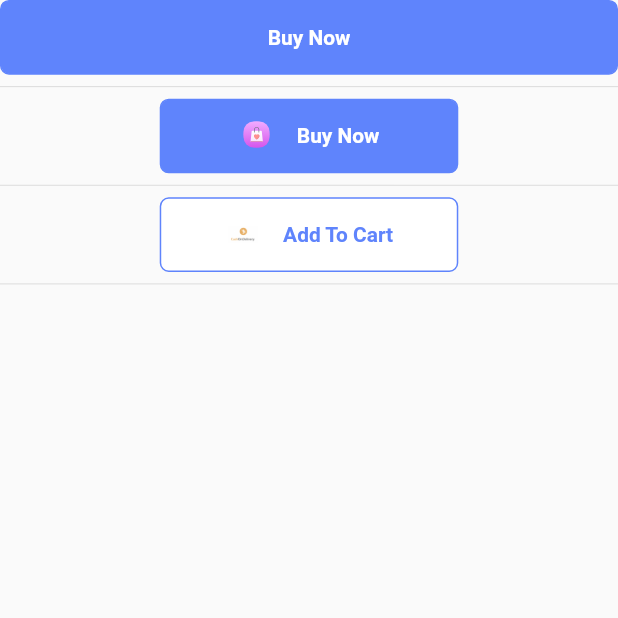
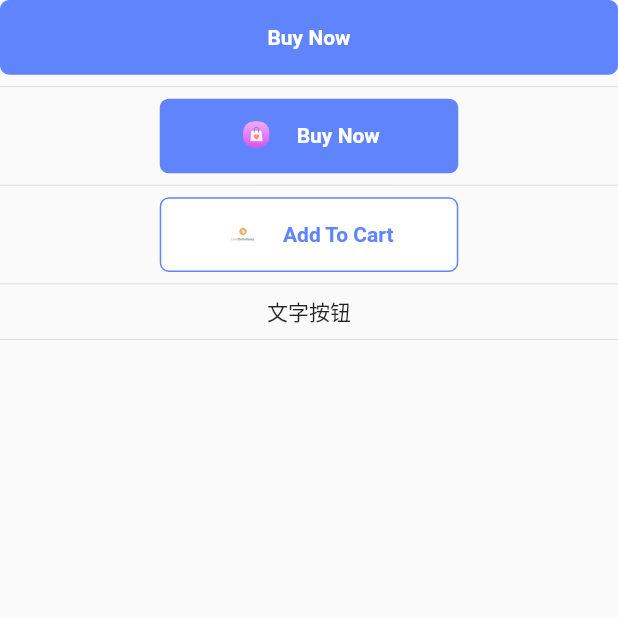
Before and after one commit to codertiany/flutter_woo_commerce_getx_ducafecat, a Flutter app: the screen it shows after launch, on a phone screen of 412 x 824 dp, the top half of it. Run offline on Flutter 3.47's test engine with Material 2 defaults, Android fonts, the light colour scheme and no system bars; drawn by our look-alikes of pull_to_refresh; our stand-ins replace dio, flutter_easyloading, flutter_screenutil, flutter_svg, get, package_info and 2 more.

Commit message:
fix -> `flutter_screenutil` 只在 `pages` 层使用，不写入基础组件

```diff
--- a/lib/common/extension/ex_widget.dart
+++ b/lib/common/extension/ex_widget.dart
@@ -3,7 +3,7 @@ import 'package:flutter/material.dart';
 import 'package:flutter/semantics.dart';
 
 /// 手势 tap
-typedef GestureOnTapChangeCallback = void Function(bool tapState);
+typedef GestureOnTapChangeCallback = void Function<T>(T val);
 
 /// 扩展 Widget
 extension ExWidget on Widget {
@@ -448,18 +448,6 @@ extension ExWidget on Widget {
         constraints: BoxConstraints.tightFor(height: height),
       );
 
-  /// 约束 宽高
-  Widget tight({
-    double? width,
-    double? height,
-    Key? key,
-  }) =>
-      ConstrainedBox(
-        key: key,
-        child: this,
-        constraints: BoxConstraints.tightFor(width: width, height: height),
-      );
-
   /// 限制盒子 最大宽高
   Widget limitedBox({
     Key? key,
@@ -697,6 +685,18 @@ extension ExWidget on Widget {
         child: this,
       );
 
+  /// 约束 宽高
+  Widget tight({
+    double? width,
+    double? height,
+    Key? key,
+  }) =>
+      ConstrainedBox(
+        key: key,
+        child: this,
+        constraints: BoxConstraints.tightFor(width: width, height: height),
+      );
+
   /// transforms Matrix4
   Widget transform({
     Key? key,
--- a/lib/common/style/edge.dart
+++ b/lib/common/style/edge.dart
@@ -1,27 +1,26 @@
 import 'package:flutter/material.dart';
-import 'package:flutter_screenutil/flutter_screenutil.dart';
 
 /// 间距
 class AppEdge {
   /// 卡片内 - 12 上下左右
-  static double get edgeCard => 12.w;
+  static double get edgeCard => 12;
 
   /// 输入框 - 10, 20 上下，左右
   static EdgeInsets get input =>
-      EdgeInsets.symmetric(vertical: 10.h, horizontal: 20.w);
+      const EdgeInsets.symmetric(vertical: 10, horizontal: 20);
 
   /// 列表行 - 10 上下
-  static double get listRow => 10.h;
+  static double get listRow => 10;
 
   /// 页面内 - 16 左右
-  static double get edgePage => 16.w;
+  static double get edgePage => 16;
 
   /// 段落 - 24
-  static double get paragraph => 10.h;
+  static double get paragraph => 10;
 
   /// 标题内容 - 10
-  static double get titleContent => 10.h;
+  static double get titleContent => 10;
 
   /// 图标文字 - 15
-  static double get iconText => 15.w;
+  static double get iconText => 15;
 }
--- a/lib/common/style/radius.dart
+++ b/lib/common/style/radius.dart
@@ -1,7 +1,8 @@
-import 'package:flutter_screenutil/flutter_screenutil.dart';
-
 /// 圆角定义
 class AppRadius {
   /// 按钮圆角
-  static double get button => 6.w;
+  static double get button => 6;
+
+  /// 卡片圆角
+  static double get card => 5;
 }
--- a/lib/common/style/theme.dart
+++ b/lib/common/style/theme.dart
@@ -1,5 +1,4 @@
 import 'package:flutter/material.dart';
-import 'package:flutter_screenutil/flutter_screenutil.dart';
 
 import 'index.dart';
 
--- a/lib/common/widgets/button.dart
+++ b/lib/common/widgets/button.dart
@@ -1,5 +1,4 @@
 import 'package:flutter/material.dart';
-import 'package:flutter_screenutil/flutter_screenutil.dart';
 import 'package:get/get.dart';
 
 import '../extension/index.dart';
@@ -9,9 +8,13 @@ import 'index.dart';
 /// 按钮
 class ButtonWidget extends StatelessWidget {
   final Function()? onTap;
-  final String? text; // 文字
-  final Widget? icon; // 图标
-  final Color? color;
+  final String? text;
+  final double? textSize;
+  final Color? textColor;
+  final FontWeight? textWeight;
+
+  final Widget? textWidget;
+  final Widget? icon;
   final Color? bgColor;
   final Color? borderColor;
 
@@ -19,52 +22,92 @@ class ButtonWidget extends StatelessWidget {
     Key? key,
     this.onTap,
     this.text,
-    this.color,
+    this.textColor,
+    this.textSize,
+    this.textWeight,
+    this.textWidget,
     this.bgColor,
     this.borderColor,
     this.icon,
   }) : super(key: key);
 
   /// 主要
-  ButtonWidget.primary({
+  ButtonWidget.primary(
+    String textString, {
     Key? key,
     this.onTap,
+    this.icon,
     this.text,
-    this.icon,
-  })  : color = Get.theme.colorScheme.onPrimary,
+    this.textColor,
+    this.textSize,
+    this.textWeight,
+  })  : textWidget = TextWidget.button(
+          text: textString,
+          color: Get.theme.colorScheme.onPrimary,
+        ),
         bgColor = Get.theme.colorScheme.primary,
         borderColor = Get.theme.colorScheme.primary,
         super(key: key);
 
   /// 次要
-  ButtonWidget.secondary({
+  ButtonWidget.secondary(
+    String textString, {
     Key? key,
     this.onTap,
+    this.icon,
     this.text,
-    this.icon,
-  })  : color = Get.theme.colorScheme.primary,
+    this.textColor,
+    this.textSize,
+    this.textWeight,
+  })  : textWidget = TextWidget.button(
+          text: textString,
+          color: Get.theme.colorScheme.primary,
+        ),
         bgColor = Get.theme.colorScheme.onSecondary,
         borderColor = Get.theme.colorScheme.primary,
         super(key: key);
 
+  /// 文字
+  const ButtonWidget.text(
+    this.text, {
+    Key? key,
+    this.onTap,
+    this.textColor,
+    this.icon,
+    this.bgColor,
+    this.borderColor,
+    this.textWidget,
+    this.textSize,
+    this.textWeight,
+  }) : super(key: key);
+
   @override
   Widget build(BuildContext context) {
     List<Widget> btns = [];
+    // 图标
     if (icon != null) {
       btns.add(icon!);
     }
+    // 文字
     if (text != null) {
       if (btns.isNotEmpty) {
-        btns.add(SizedBox(
-          width: AppEdge.iconText,
-        ));
+        btns.add(SizedBox(width: AppEdge.iconText));
       }
       btns.add(
-        TextWidget.button(
+        TextWidget(
           text: text!,
-          color: color,
+          size: textSize,
+          color: textColor,
+          weight: textWeight,
         ),
       );
+    }
+    // 文字组件
+    if (textWidget != null) {
+      if (btns.isNotEmpty) {
+        btns.add(SizedBox(width: AppEdge.iconText));
+      }
+      btns.add(textWidget!);
     }
 
     return btns
@@ -72,10 +115,18 @@ class ButtonWidget extends StatelessWidget {
           mainAxisAlignment: MainAxisAlignment.center,
         )
         .decorated(
-            color: bgColor,
-            border: Border.all(
-              color: borderColor ?? Get.theme.colorScheme.primary,
-            ),
-            borderRadius: BorderRadius.all(Radius.circular(AppRadius.button)));
+          color: bgColor,
+          border: borderColor != null
+              ? Border.all(
+                  color: borderColor ?? Get.theme.colorScheme.primary,
+                )
+              : null,
+          borderRadius: BorderRadius.all(
+            Radius.circular(AppRadius.button),
+          ),
+        )
+        .gestures(
+          onTap: onTap,
+        );
   }
 }
--- a/lib/common/widgets/icon.dart
+++ b/lib/common/widgets/icon.dart
@@ -1,6 +1,5 @@
 import 'package:flutter/material.dart';
 import 'package:flutter_svg/flutter_svg.dart';
-import 'package:flutter_screenutil/flutter_screenutil.dart';
 
 /// 图标组件
 class IconWidget extends StatelessWidget {
@@ -28,8 +27,8 @@ class IconWidget extends StatelessWidget {
     this.color,
   })  : icon = Image.asset(
           assetName,
-          width: width ?? size?.w,
-          height: height ?? size?.w,
+          width: width ?? size,
+          height: height ?? size,
           color: color,
           fit: BoxFit.contain,
         ),
@@ -46,8 +45,8 @@ class IconWidget extends StatelessWidget {
     this.color,
   })  : icon = SvgPicture.asset(
           assetName,
-          width: width ?? size?.w,
-          height: height ?? size?.w,
+          width: width ?? size,
+          height: height ?? size,
           color: color,
           fit: BoxFit.contain,
         ),
--- a/lib/common/widgets/text.dart
+++ b/lib/common/widgets/text.dart
@@ -1,5 +1,4 @@
 import 'package:flutter/material.dart';
-import 'package:flutter_screenutil/flutter_screenutil.dart';
 import 'package:get/get.dart';
 
 /// 文字组件
@@ -7,9 +6,26 @@ class TextWidget extends StatelessWidget {
   final String text;
   final TextStyle? style;
   final Color? color;
+  final double? size;
+  final FontWeight? weight;
   final int? maxLines; // 行数
   final bool? softWrap; // 自动换行
   final TextOverflow? overflow; // 溢出
+
+  @override
+  Widget build(BuildContext context) {
+    return Text(
+      text,
+      style: style?.copyWith(
+        color: color,
+        fontSize: size,
+        fontWeight: weight,
+      ),
+      overflow: overflow,
+      maxLines: maxLines,
+      softWrap: softWrap,
+    );
+  }
 
   const TextWidget({
     Key? key,
@@ -19,6 +35,8 @@ class TextWidget extends StatelessWidget {
     this.softWrap = false,
     this.overflow = TextOverflow.clip,
     this.color,
+    this.size,
+    this.weight,
   }) : super(key: key);
 
   /// 文字 - 导航
@@ -29,8 +47,10 @@ class TextWidget extends StatelessWidget {
     this.softWrap = false,
     this.overflow = TextOverflow.clip,
     this.color,
+    this.size,
+    this.weight,
   })  : style = Get.textTheme.headlineSmall?.copyWith(
-          fontSize: Get.textTheme.headlineSmall?.fontSize?.sp,
+          fontSize: Get.textTheme.headlineSmall?.fontSize,
         ),
         super(key: key);
 
@@ -42,8 +62,10 @@ class TextWidget extends StatelessWidget {
     this.softWrap = false,
     this.overflow = TextOverflow.clip,
     this.color,
+    this.size,
+    this.weight,
   })  : style = Get.textTheme.headline6?.copyWith(
-          fontSize: 14.sp,
+          fontSize: 14,
           fontWeight: FontWeight.bold,
         ),
         super(key: key);
@@ -56,8 +78,10 @@ class TextWidget extends StatelessWidget {
     this.softWrap = false,
     this.overflow = TextOverflow.clip,
     this.color,
+    this.size,
+    this.weight,
   })  : style = Get.textTheme.headline5?.copyWith(
-          fontSize: Get.textTheme.headline5?.fontSize?.sp,
+          fontSize: Get.textTheme.headline5?.fontSize,
           fontWeight: FontWeight.bold,
         ),
         super(key: key);
@@ -70,8 +94,10 @@ class TextWidget extends StatelessWidget {
     this.softWrap = false,
     this.overflow = TextOverflow.clip,
     this.color,
+    this.size,
+    this.weight,
   })  : style = Get.textTheme.headline6?.copyWith(
-          fontSize: 18.sp,
+          fontSize: 18,
           fontWeight: FontWeight.w500,
         ),
         super(key: key);
@@ -84,8 +110,10 @@ class TextWidget extends StatelessWidget {
     this.softWrap = false,
     this.overflow = TextOverflow.clip,
     this.color,
+    this.size,
+    this.weight,
   })  : style = Get.textTheme.headline6?.copyWith(
-          fontSize: 15.sp,
+          fontSize: 15,
           fontWeight: FontWeight.w500,
         ),
         super(key: key);
@@ -98,8 +126,10 @@ class TextWidget extends StatelessWidget {
     this.softWrap = false,
     this.overflow = TextOverflow.clip,
     this.color,
+    this.size,
+    this.weight,
   })  : style = Get.textTheme.bodyText1?.copyWith(
-          fontSize: 15.sp,
+          fontSize: 15,
           fontWeight: FontWeight.w500,
         ),
         super(key: key);
@@ -112,8 +142,10 @@ class TextWidget extends StatelessWidget {
     this.softWrap = false,
     this.overflow = TextOverflow.clip,
     this.color,
+    this.size,
+    this.weight,
   })  : style = Get.textTheme.bodyText1?.copyWith(
-          fontSize: 12.sp,
+          fontSize: 12,
           fontWeight: FontWeight.w400,
         ),
         super(key: key);
@@ -126,22 +158,11 @@ class TextWidget extends StatelessWidget {
     this.softWrap = false,
     this.overflow = TextOverflow.clip,
     this.color,
+    this.size,
+    this.weight,
   })  : style = Get.textTheme.bodyText1?.copyWith(
-          fontSize: 9.sp,
+          fontSize: 9,
           fontWeight: FontWeight.w300,
         ),
         super(key: key);
-
-  @override
-  Widget build(BuildContext context) {
-    return Text(
-      text,
-      style: style?.copyWith(
-        color: color,
-      ),
-      overflow: overflow,
-      maxLines: maxLines,
-      softWrap: softWrap,
-    );
-  }
 }
--- a/lib/pages/styles/widgets/view.dart
+++ b/lib/pages/styles/widgets/view.dart
@@ -24,22 +24,30 @@ class WidgetsPage extends GetView<WidgetsController> {
     return <Widget>[
       // 主按钮
       ButtonWidget.primary(
-        text: "Buy Now",
+        "Buy Now",
       ).height(50.w),
       const Divider(),
 
       // 主按钮
       ButtonWidget.primary(
+        "Buy Now",
         icon: IconWidget.svg(AssetsSvgs.cBagSvg),
-        text: "Buy Now",
       ).height(50.w).width(200.w),
       const Divider(),
 
       // 主按钮
       ButtonWidget.secondary(
+        "Add To Cart",
         icon: IconWidget.image(AssetsImages.pCashPng),
-        text: "Add To Cart",
       ).height(50.w).width(200.w),
+      const Divider(),
+
+      // 文字按钮
+      ButtonWidget.text(
+        "文字按钮",
+        textSize: 15.sp,
+        textWeight: FontWeight.w500,
+      ),
       const Divider(),
 
       //
```
Also changed, not shown: 1 other file.
